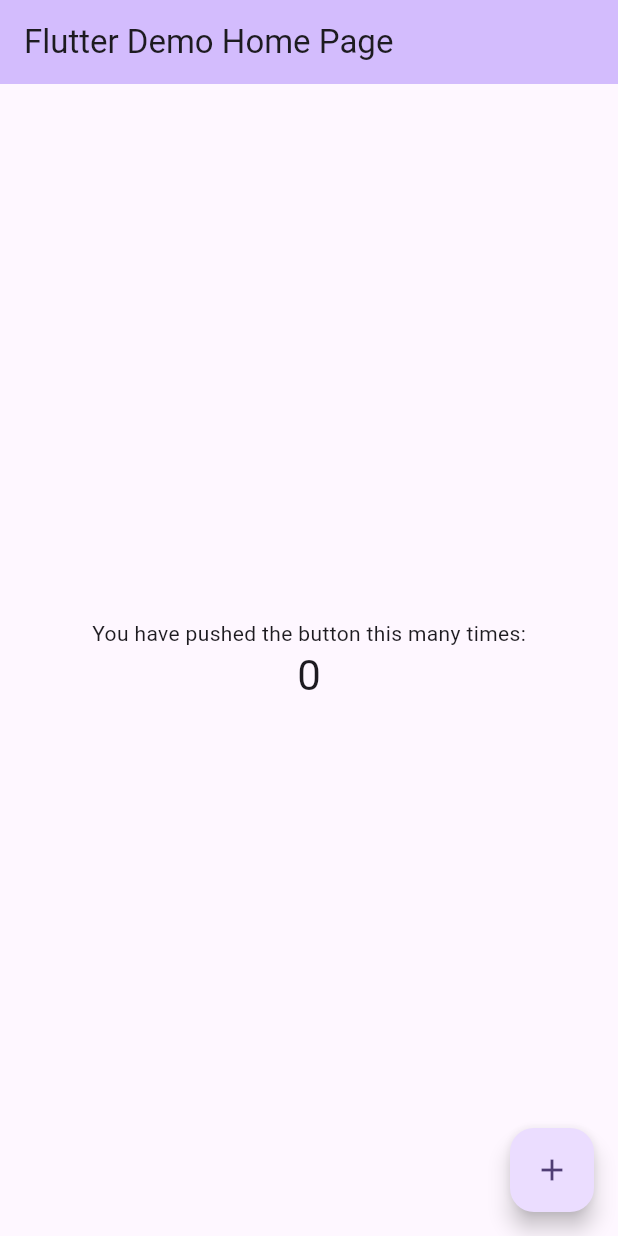
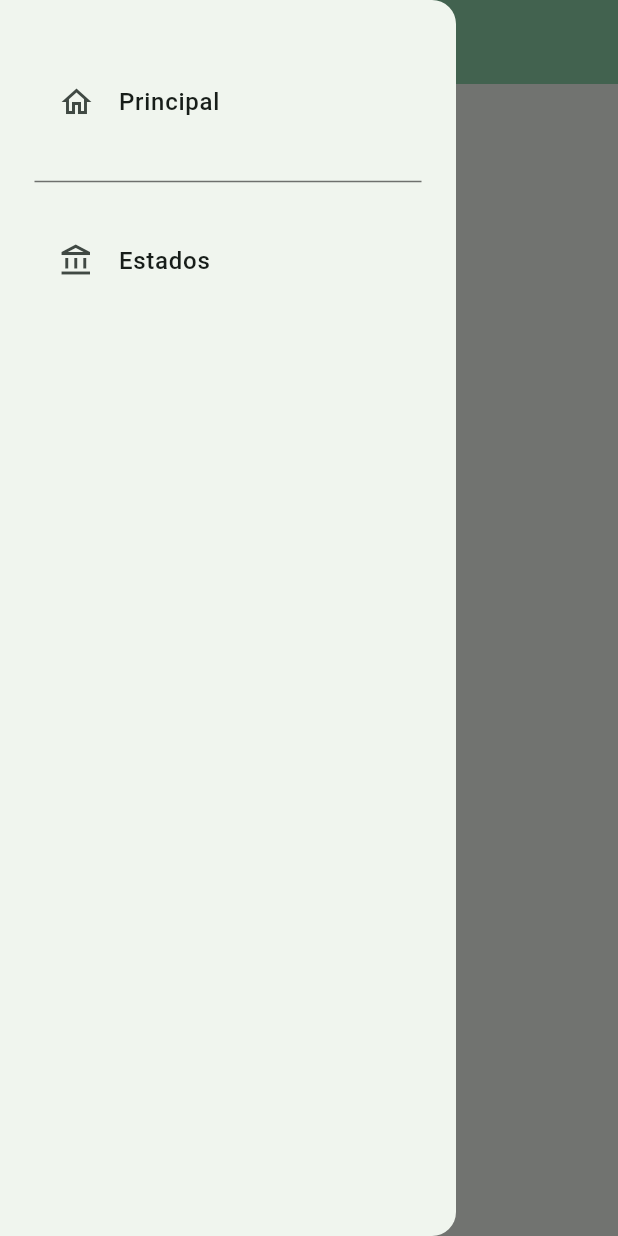
Before and after one commit to GLR21/autom_V3, a Flutter app: the screen it shows after launch, with the side drawer open (before the commit the screen has no drawer), on a phone screen of 412 x 824 dp. Run offline on Flutter 3.47's test engine with Material 2 defaults, Android fonts, the phone set to English and light mode, and no system bars; our stand-ins replace flutter_dotenv; missing offline and left inert: postgres.

Commit message:
card_167_view_estado

```diff
--- a/lib/main.dart
+++ b/lib/main.dart
@@ -1,3 +1,4 @@
+import 'package:autom_v3/view/principal_view.dart';
 import 'package:flutter/material.dart';
 import 'package:flutter_dotenv/flutter_dotenv.dart';
 
@@ -7,121 +8,19 @@ Future<void> main() async
     runApp(const MyApp());
 }
 
-class MyApp extends StatelessWidget {
+class MyApp extends StatelessWidget
+{
     const MyApp({super.key});
-  // This widget is the root of your application.
+
     @override
-  Widget build(BuildContext context) {
-    return MaterialApp(
-      title: 'Flutter Demo',
+    Widget build(BuildContext context) => MaterialApp(
+        title: PrincipalView.title,
         theme: ThemeData(
-        // This is the theme of your application.
-        //
-        // TRY THIS: Try running your application with "flutter run". You'll see
-        // the application has a blue toolbar. Then, without quitting the app,
-        // try changing the seedColor in the colorScheme below to Colors.green
-        // and then invoke "hot reload" (save your changes or press the "hot
-        // reload" button in a Flutter-supported IDE, or press "r" if you used
-        // the command line to start the app).
-        //
-        // Notice that the counter didn't reset back to zero; the application
-        // state is not lost during the reload. To reset the state, use hot
-        // restart instead.
-        //
-        // This works for code too, not just values: Most code changes can be
-        // tested with just a hot reload.
-        colorScheme: ColorScheme.fromSeed(seedColor: Colors.deepPurple),
+            colorScheme: ColorScheme.fromSeed(
+                seedColor: Colors.greenAccent
+            ),
             useMaterial3: true,
         ),
-      home: const MyHomePage(title: 'Flutter Demo Home Page'),
+        home: const PrincipalView(),
     );
 }
-}
-
-class MyHomePage extends StatefulWidget {
-  const MyHomePage({super.key, required this.title});
-
-  // This widget is the home page of your application. It is stateful, meaning
-  // that it has a State object (defined below) that contains fields that affect
-  // how it looks.
-
-  // This class is the configuration for the state. It holds the values (in this
-  // case the title) provided by the parent (in this case the App widget) and
-  // used by the build method of the State. Fields in a Widget subclass are
-  // always marked "final".
-
-  final String title;
-
-  @override
-  State<MyHomePage> createState() => _MyHomePageState();
-}
-
-class _MyHomePageState extends State<MyHomePage> {
-  int _counter = 0;
-
-  void _incrementCounter() {
-    setState(() {
-      // This call to setState tells the Flutter framework that something has
-      // changed in this State, which causes it to rerun the build method below
-      // so that the display can reflect the updated values. If we changed
-      // _counter without calling setState(), then the build method would not be
-      // called again, and so nothing would appear to happen.
-      _counter++;
-    });
-  }
-
-  @override
-  Widget build(BuildContext context) {
-    // This method is rerun every time setState is called, for instance as done
-    // by the _incrementCounter method above.
-    //
-    // The Flutter framework has been optimized to make rerunning build methods
-    // fast, so that you can just rebuild anything that needs updating rather
-    // than having to individually change instances of widgets.
-    return Scaffold(
-      appBar: AppBar(
-        // TRY THIS: Try changing the color here to a specific color (to
-        // Colors.amber, perhaps?) and trigger a hot reload to see the AppBar
-        // change color while the other colors stay the same.
-        backgroundColor: Theme.of(context).colorScheme.inversePrimary,
-        // Here we take the value from the MyHomePage object that was created by
-        // the App.build method, and use it to set our appbar title.
-        title: Text(widget.title),
-      ),
-      body: Center(
-        // Center is a layout widget. It takes a single child and positions it
-        // in the middle of the parent.
-        child: Column(
-          // Column is also a layout widget. It takes a list of children and
-          // arranges them vertically. By default, it sizes itself to fit its
-          // children horizontally, and tries to be as tall as its parent.
-          //
-          // Column has various properties to control how it sizes itself and
-          // how it positions its children. Here we use mainAxisAlignment to
-          // center the children vertically; the main axis here is the vertical
-          // axis because Columns are vertical (the cross axis would be
-          // horizontal).
-          //
-          // TRY THIS: Invoke "debug painting" (choose the "Toggle Debug Paint"
-          // action in the IDE, or press "p" in the console), to see the
-          // wireframe for each widget.
-          mainAxisAlignment: MainAxisAlignment.center,
-          children: <Widget>[
-            const Text(
-              'You have pushed the button this many times:',
-            ),
-            Text(
-              '$_counter',
-              style: Theme.of(context).textTheme.headlineMedium,
-            ),
-          ],
-        ),
-      ),
-      floatingActionButton: FloatingActionButton(
-        onPressed: _incrementCounter,
-        tooltip: 'Increment',
-        child: const Icon(Icons.add),
-      ), // This trailing comma makes auto-formatting nicer for build methods.
-    );
-  }
-}
--- /dev/null
+++ b/lib/view/components/painel_navegacao.dart
@@ -0,0 +1,55 @@
+import 'package:autom_v3/view/estado_view.dart';
+import 'package:autom_v3/view/principal_view.dart';
+import 'package:flutter/material.dart';
+
+class PainelNavegacao extends StatelessWidget
+{
+    const PainelNavegacao({Key? key}) : super(key: key);
+
+    @override
+    Widget build(BuildContext context) => Drawer(
+        child: SingleChildScrollView(
+            child: Column(
+                crossAxisAlignment: CrossAxisAlignment.stretch,
+                children: <Widget> [
+                    buildHeader(context),
+                    buildMenuItems(context)
+                ],
+            )
+        )
+    );
+
+    Widget buildHeader(BuildContext context) => Container(
+        padding: const EdgeInsets.only(top: 17)
+    );
+
+    Widget buildMenuItems(BuildContext context) => Container(
+        padding: const EdgeInsets.all(23),
+        child: Wrap(
+        runSpacing: 17,
+            children: [
+                ListTile(
+                    leading: const Icon(Icons.home_outlined),
+                    title: const Text('Principal', style: TextStyle(fontWeight: FontWeight.w500),),
+                    onTap: () =>
+                        Navigator.of(context).push(
+                               PageRouteBuilder(
+                                    pageBuilder: (context, animation1, animation2) => const PrincipalView(),
+                                ),
+                        )
+                ),
+                const Divider(color: Colors.black54,),
+                ListTile(
+                    leading: const Icon(Icons.account_balance_outlined),
+                    title: const Text('Estados', style: TextStyle(fontWeight: FontWeight.w500),),
+                    onTap: () =>
+                        Navigator.of(context).push(
+                                PageRouteBuilder(
+                                    pageBuilder: (context, animation1, animation2) => const EstadoView(),
+                                ),
+                        )
+                ),
+            ],
+        ),
+    );
+}
--- /dev/null
+++ b/lib/view/estado_view.dart
@@ -0,0 +1,19 @@
+import 'package:autom_v3/view/components/painel_navegacao.dart';
+import 'package:flutter/material.dart';
+
+class EstadoView extends StatelessWidget {
+
+    const EstadoView({Key? key}) : super(key: key);
+
+    @override
+    Widget build(BuildContext context) => Scaffold(
+        appBar: AppBar(
+            title: const Text('Estados', style: TextStyle(color: Colors.white, fontWeight: FontWeight.w500),),
+            backgroundColor: Colors.greenAccent,
+        ),
+        drawer: const PainelNavegacao(),
+        body: const Center(
+            child: Text('Página em branco')
+        ),
+    );
+}
--- /dev/null
+++ b/lib/view/principal_view.dart
@@ -0,0 +1,22 @@
+
+import 'package:autom_v3/view/components/painel_navegacao.dart';
+import 'package:flutter/material.dart';
+
+class PrincipalView extends StatelessWidget
+{
+    const PrincipalView({super.key});
+
+    static const String title = 'Autom';
+
+@override
+    Widget build(BuildContext context) => Scaffold(
+        appBar: AppBar(
+            backgroundColor: Theme.of(context).colorScheme.inversePrimary,
+            title: const Text(PrincipalView.title),
+        ),
+        drawer: const PainelNavegacao(),
+        body: const Center(
+            child: Text('Página em branco')
+        ),
+    );
+}
```
Lines whose indentation alone changed are shown as unchanged.
